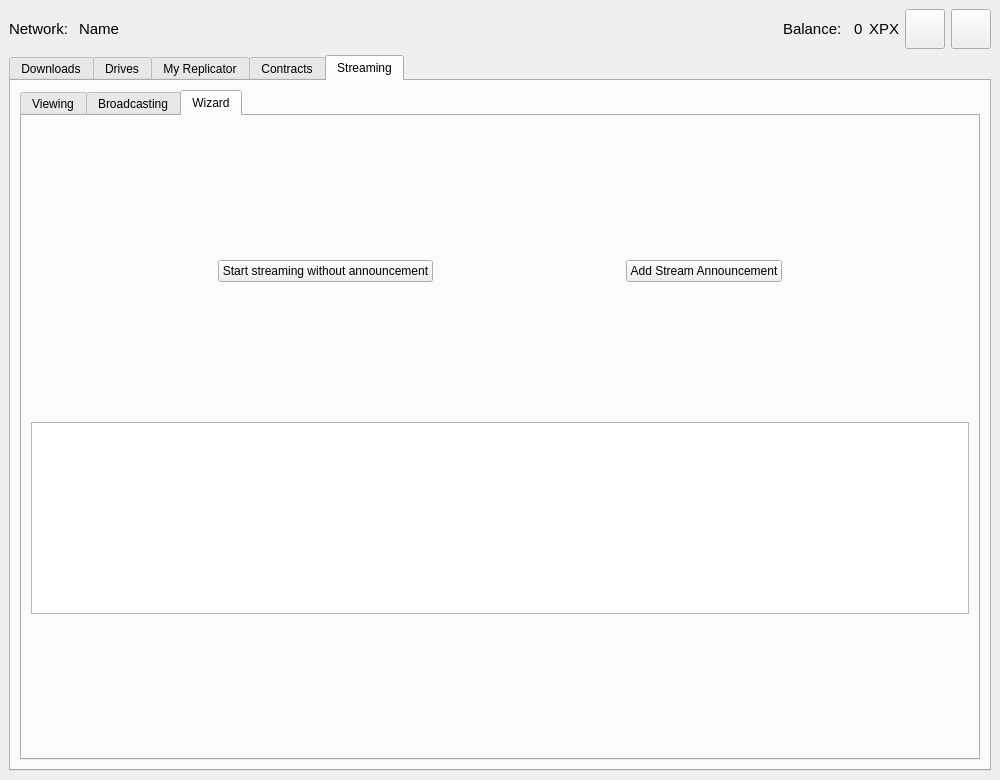
Above: UserApp/mainwin.ui from proximax-storage/cpp-xpx-storage-user-app before the change. Below: the same form after it.
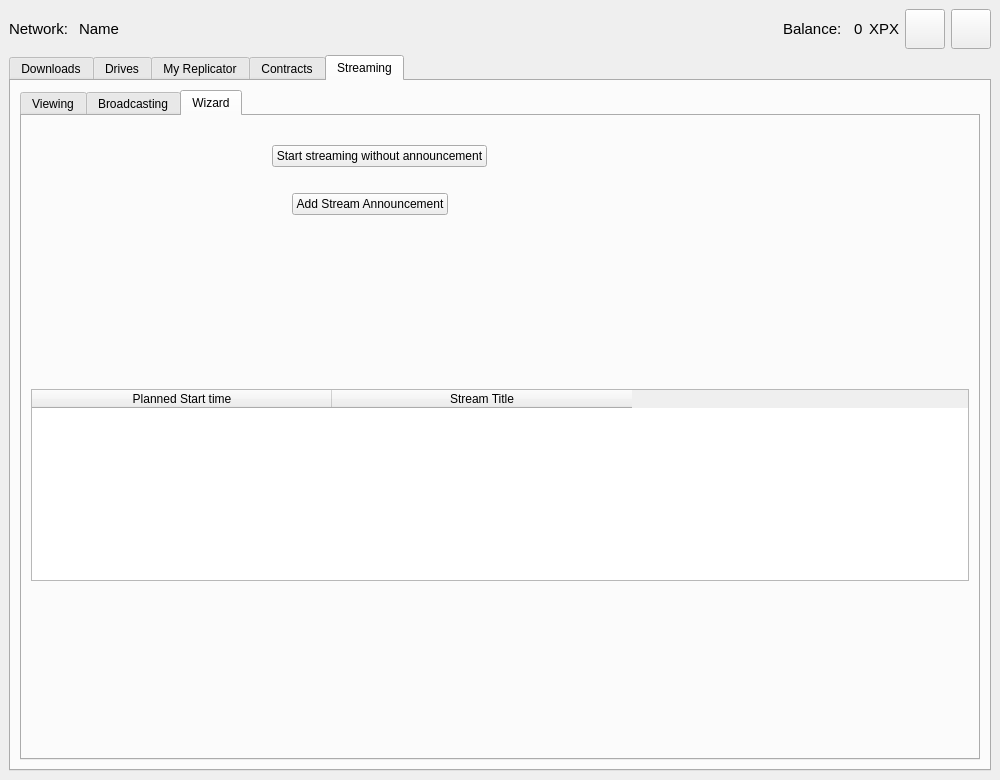
That is the form after the change. The open tabs and pages were chosen to show the change.

The edit to the form file:
```diff
--- a/UserApp/mainwin.ui
+++ b/UserApp/mainwin.ui
@@ -1964,12 +1964,12 @@
               <item>
                <spacer name="verticalSpacer_6">
                 <property name="orientation">
-                 <enum>Qt::Vertical</enum>
+                 <enum>Qt::Horizontal</enum>
                 </property>
                 <property name="sizeHint" stdset="0">
                  <size>
-                  <width>20</width>
-                  <height>40</height>
+                  <width>40</width>
+                  <height>20</height>
                  </size>
                 </property>
                </spacer>
@@ -2010,6 +2010,49 @@
                  </spacer>
                 </item>
                 <item>
+                 <spacer name="horizontalSpacer_17">
+                  <property name="orientation">
+                   <enum>Qt::Horizontal</enum>
+                  </property>
+                  <property name="sizeHint" stdset="0">
+                   <size>
+                    <width>40</width>
+                    <height>20</height>
+                   </size>
+                  </property>
+                 </spacer>
+                </item>
+               </layout>
+              </item>
+              <item>
+               <spacer name="horizontalSpacer_32">
+                <property name="orientation">
+                 <enum>Qt::Horizontal</enum>
+                </property>
+                <property name="sizeHint" stdset="0">
+                 <size>
+                  <width>40</width>
+                  <height>20</height>
+                 </size>
+                </property>
+               </spacer>
+              </item>
+              <item>
+               <layout class="QHBoxLayout" name="horizontalLayout_30">
+                <item>
+                 <spacer name="horizontalSpacer_29">
+                  <property name="orientation">
+                   <enum>Qt::Horizontal</enum>
+                  </property>
+                  <property name="sizeHint" stdset="0">
+                   <size>
+                    <width>40</width>
+                    <height>20</height>
+                   </size>
+                  </property>
+                 </spacer>
+                </item>
+                <item>
                  <widget class="QPushButton" name="m_wizardAddStreamAnnouncementBtn">
                   <property name="text">
                    <string>Add Stream Announcement</string>
@@ -2017,7 +2060,20 @@
                  </widget>
                 </item>
                 <item>
-                 <spacer name="horizontalSpacer_17">
+                 <spacer name="horizontalSpacer_31">
+                  <property name="orientation">
+                   <enum>Qt::Horizontal</enum>
+                  </property>
+                  <property name="sizeHint" stdset="0">
+                   <size>
+                    <width>40</width>
+                    <height>20</height>
+                   </size>
+                  </property>
+                 </spacer>
+                </item>
+                <item>
+                 <spacer name="horizontalSpacer_30">
                   <property name="orientation">
                    <enum>Qt::Horizontal</enum>
                   </property>
@@ -2048,7 +2104,42 @@
                </spacer>
               </item>
               <item>
-               <widget class="QTableWidget" name="tableWidget"/>
+               <widget class="QTableWidget" name="m_wizardStreamAnnouncementTable">
+                <property name="showGrid">
+                 <bool>true</bool>
+                </property>
+                <attribute name="horizontalHeaderVisible">
+                 <bool>true</bool>
+                </attribute>
+                <attribute name="horizontalHeaderCascadingSectionResizes">
+                 <bool>false</bool>
+                </attribute>
+                <attribute name="horizontalHeaderDefaultSectionSize">
+                 <number>300</number>
+                </attribute>
+                <attribute name="horizontalHeaderShowSortIndicator" stdset="0">
+                 <bool>false</bool>
+                </attribute>
+                <attribute name="horizontalHeaderStretchLastSection">
+                 <bool>false</bool>
+                </attribute>
+                <attribute name="verticalHeaderCascadingSectionResizes">
+                 <bool>false</bool>
+                </attribute>
+                <attribute name="verticalHeaderStretchLastSection">
+                 <bool>false</bool>
+                </attribute>
+                <column>
+                 <property name="text">
+                  <string>Planned Start time</string>
+                 </property>
+                </column>
+                <column>
+                 <property name="text">
+                  <string>Stream Title</string>
+                 </property>
+                </column>
+               </widget>
               </item>
               <item>
                <spacer name="verticalSpacer">
```
Left out of the diff: 4 changed lines with no effect on the pictures.
